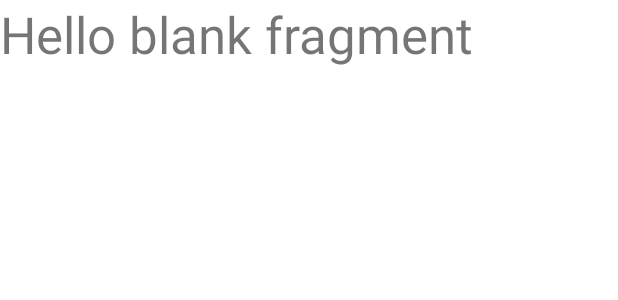
After one commit to Rin-t/PracticeKotlin, an Android app: the layout fragment_home.xml on its own in the app's theme, with its tools: preview values and no code run, on a phone screen of 412 x 824 dp. The commit adds this screen. Shown: the top 300 px of the screen. Run offline under Robolectric (Android 15) with nearby library versions, the phone set to English and light mode, and no system bars.

Commit message:
HomeFragmentの表示

```diff
--- /dev/null
+++ b/app/src/main/res/layout/fragment_home.xml
@@ -0,0 +1,16 @@
+<?xml version="1.0" encoding="utf-8"?>
+<FrameLayout xmlns:android="http://schemas.android.com/apk/res/android"
+    xmlns:tools="http://schemas.android.com/tools"
+    android:layout_width="match_parent"
+    android:layout_height="match_parent"
+    tools:context=".HomeFragment">
+
+    <!-- TODO: Update blank fragment layout -->
+    <TextView
+        android:id="@+id/text"
+        android:layout_width="match_parent"
+        android:layout_height="match_parent"
+        android:text="@string/hello_blank_fragment"
+        android:textSize="34sp" />
+
+</FrameLayout>
--- a/app/src/main/res/values/strings.xml
+++ b/app/src/main/res/values/strings.xml
@@ -1,3 +1,5 @@
 <resources>
     <string name="app_name">PokeDex</string>
+    <!-- TODO: Remove or change this placeholder text -->
+    <string name="hello_blank_fragment">Hello blank fragment</string>
 </resources>
```
Also changed, not shown: app/src/main/java/com/example/pokedex/HomeFragment.kt (added, +29 -0 lines), app/src/main/java/com/example/pokedex/PokemonDetailFragment.kt (added, +59 -0 lines), app/src/main/res/layout/activity_main.xml (+10 -7 lines), app/src/main/res/layout/fragment_pokemon_detail.xml (added, +14 -0 lines).
